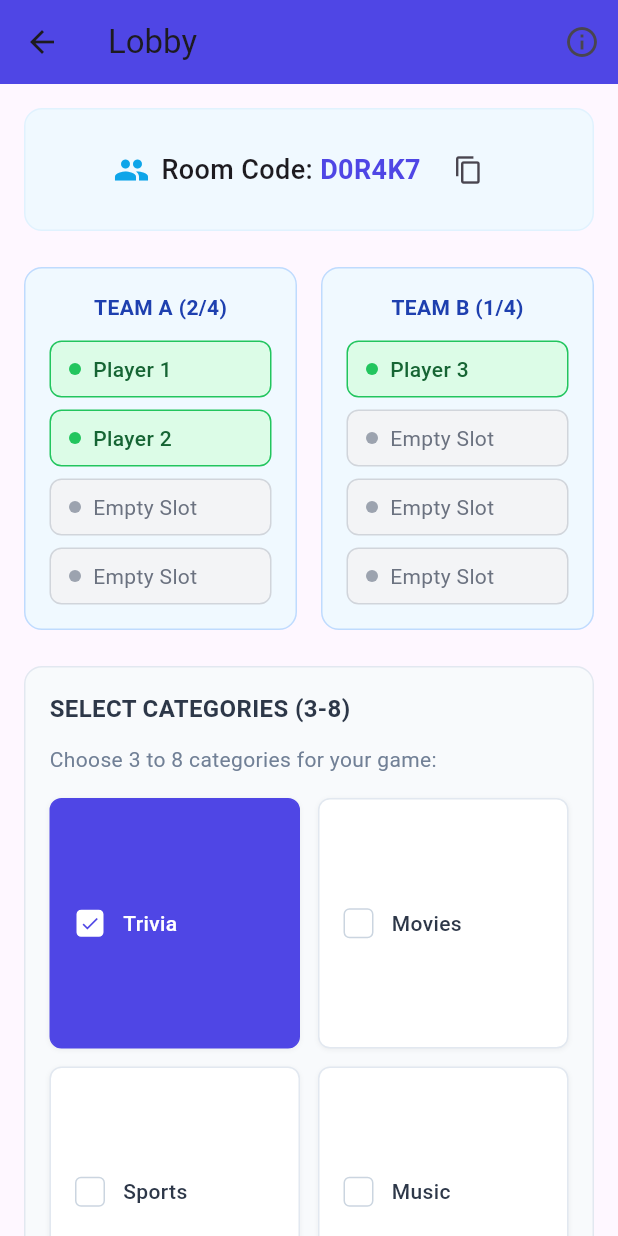
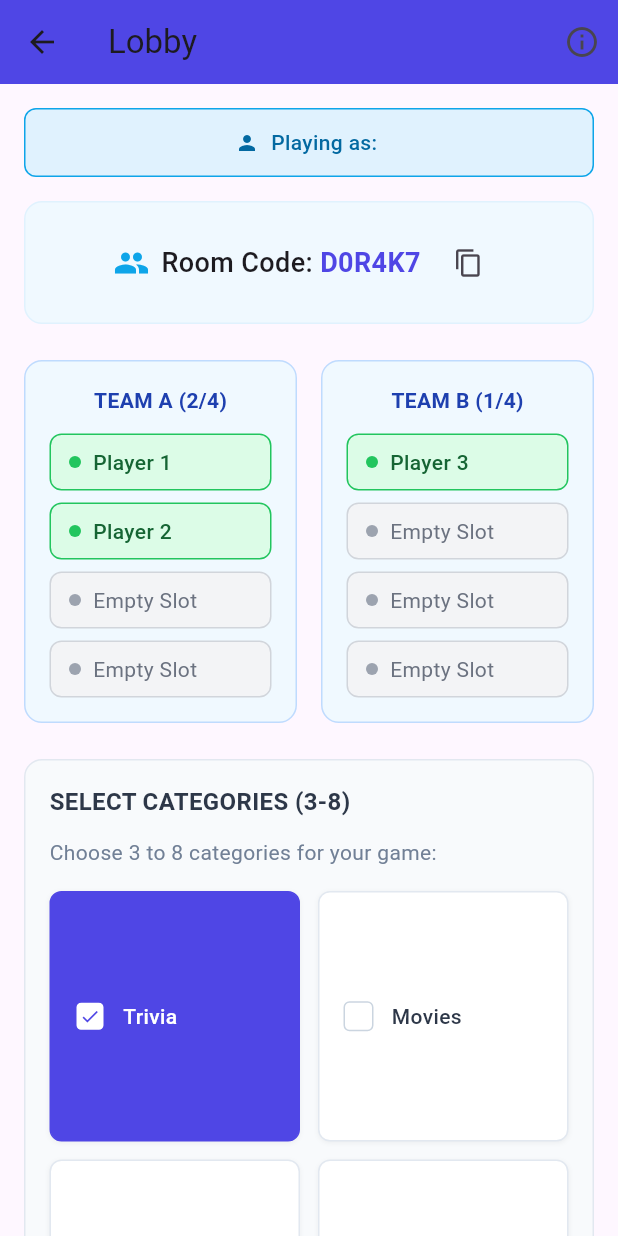
Before and after one commit to Eric-Chen-dev-Wisdom/DORAK, a Flutter app: the screen it shows after launch, after a tap on "PLAY AS GUEST", on a phone screen of 412 x 824 dp. Run offline on Flutter 3.47's test engine with Material 3 defaults, Android fonts, the light colour scheme and no system bars; our stand-ins replace shared_preferences.

Commit message:
Guest login + simple user profile mock

```diff
--- a/lib/main.dart
+++ b/lib/main.dart
@@ -1,8 +1,14 @@
 import 'package:flutter/material.dart';
 import 'screens/onboarding_screen.dart';
+import 'services/guest_service.dart';
 
 void main() {
-  runApp(const MyApp());
+  WidgetsFlutterBinding.ensureInitialized();
+
+  // Initialize guest service
+  GuestService.initialize().then((_) {
+    runApp(const MyApp());
+  });
 }
 
 class MyApp extends StatelessWidget {
--- a/lib/screens/lobby_screen.dart
+++ b/lib/screens/lobby_screen.dart
@@ -1,8 +1,30 @@
 import 'package:flutter/material.dart';
 import 'gameplay_screen.dart';
+import '../services/guest_service.dart';
 
-class LobbyScreen extends StatelessWidget {
+class LobbyScreen extends StatefulWidget {
   const LobbyScreen({super.key});
+
+  @override
+  State<LobbyScreen> createState() => _LobbyScreenState();
+}
+
+class _LobbyScreenState extends State<LobbyScreen> {
+  String guestName = 'Loading...';
+
+  @override
+  void initState() {
+    super.initState();
+    _loadGuestName();
+  }
+
+  Future<void> _loadGuestName() async {
+    final name = await GuestService.getGuestName();
+    setState(() {
+      guestName = name;
+    });
+  }
+
   Widget _buildPlayer(String name, bool isPresent) {
     return Container(
       padding: const EdgeInsets.symmetric(horizontal: 12, vertical: 8),
@@ -19,9 +41,7 @@ class LobbyScreen extends StatelessWidget {
             width: 8,
             height: 8,
             decoration: BoxDecoration(
-              color: isPresent
-                  ? const Color(0xFF22C55E)
-                  : const Color(0xFF9CA3AF),
+              color: isPresent ? const Color(0xFF22C55E) : const Color(0xFF9CA3AF),
               shape: BoxShape.circle,
             ),
           ),
@@ -30,9 +50,7 @@ class LobbyScreen extends StatelessWidget {
             child: Text(
               name,
               style: TextStyle(
-                color: isPresent
-                    ? const Color(0xFF166534)
-                    : const Color(0xFF6B7280),
+                color: isPresent ? const Color(0xFF166534) : const Color(0xFF6B7280),
                 fontWeight: isPresent ? FontWeight.w500 : FontWeight.normal,
               ),
             ),
@@ -53,9 +71,7 @@ class LobbyScreen extends StatelessWidget {
           color: isSelected ? const Color(0xFF4F46E5) : Colors.white,
           borderRadius: BorderRadius.circular(8),
           border: Border.all(
-            color: isSelected
-                ? const Color(0xFF4F46E5)
-                : const Color(0xFFE2E8F0),
+            color: isSelected ? const Color(0xFF4F46E5) : const Color(0xFFE2E8F0),
           ),
           boxShadow: [
             BoxShadow(
@@ -74,13 +90,15 @@ class LobbyScreen extends StatelessWidget {
                 color: isSelected ? Colors.white : Colors.transparent,
                 borderRadius: BorderRadius.circular(4),
                 border: Border.all(
-                  color: isSelected
-                      ? const Color(0xFF4F46E5)
-                      : const Color(0xFFCBD5E0),
+                  color: isSelected ? const Color(0xFF4F46E5) : const Color(0xFFCBD5E0),
                 ),
               ),
               child: isSelected
-                  ? const Icon(Icons.check, size: 14, color: Color(0xFF4F46E5))
+                  ? const Icon(
+                      Icons.check,
+                      size: 14,
+                      color: Color(0xFF4F46E5),
+                    )
                   : null,
             ),
             const SizedBox(width: 12),
@@ -116,7 +134,33 @@ class LobbyScreen extends StatelessWidget {
         padding: const EdgeInsets.all(16.0),
         child: Column(
           children: [
-            // ROOM CODE SECTION (your existing code)
+            // GUEST INFO BANNER
+            if (GuestService.isGuest())
+              Container(
+                padding: const EdgeInsets.all(12),
+                margin: const EdgeInsets.only(bottom: 16),
+                decoration: BoxDecoration(
+                  color: const Color(0xFFE0F2FE),
+                  borderRadius: BorderRadius.circular(8),
+                  border: Border.all(color: const Color(0xFF0EA5E9)),
+                ),
+                child: Row(
+                  mainAxisAlignment: MainAxisAlignment.center,
+                  children: [
+                    const Icon(Icons.person, size: 16, color: Color(0xFF0369A1)),
+                    const SizedBox(width: 8),
+                    Text(
+                      'Playing as: $guestName', // Now uses the loaded name
+                      style: const TextStyle(
+                        color: Color(0xFF0369A1),
+                        fontWeight: FontWeight.w500,
+                      ),
+                    ),
+                  ],
+                ),
+              ),
+
+            // ROOM CODE SECTION
             Container(
               padding: const EdgeInsets.all(16),
               decoration: BoxDecoration(
@@ -131,7 +175,10 @@ class LobbyScreen extends StatelessWidget {
                   const SizedBox(width: 8),
                   const Text(
                     'Room Code: ',
-                    style: TextStyle(fontSize: 18, fontWeight: FontWeight.w500),
+                    style: TextStyle(
+                      fontSize: 18,
+                      fontWeight: FontWeight.w500,
+                    ),
                   ),
                   Text(
                     'D0R4K7',
@@ -153,9 +200,11 @@ class LobbyScreen extends StatelessWidget {
             ),
             const SizedBox(height: 24),
 
-            // TEAMS SECTION (your existing code)
+            // Rest of your existing lobby code continues here...
+            // TEAMS SECTION
             Row(
               children: [
+                // TEAM A
                 Expanded(
                   child: Container(
                     padding: const EdgeInsets.all(16),
@@ -186,6 +235,8 @@ class LobbyScreen extends StatelessWidget {
                   ),
                 ),
                 const SizedBox(width: 16),
+
+                // TEAM B
                 Expanded(
                   child: Container(
                     padding: const EdgeInsets.all(16),
@@ -219,7 +270,7 @@ class LobbyScreen extends StatelessWidget {
             ),
             const SizedBox(height: 24),
 
-            // CATEGORY SELECTION SECTION (your existing code)
+            // CATEGORY SELECTION SECTION
             Container(
               width: double.infinity,
               padding: const EdgeInsets.all(16),
@@ -242,9 +293,13 @@ class LobbyScreen extends StatelessWidget {
                   const SizedBox(height: 12),
                   const Text(
                     'Choose 3 to 8 categories for your game:',
-                    style: TextStyle(color: Color(0xFF718096)),
+                    style: TextStyle(
+                      color: Color(0xFF718096),
+                    ),
                   ),
                   const SizedBox(height: 16),
+
+                  // CATEGORY GRID
                   GridView.count(
                     crossAxisCount: 2,
                     shrinkWrap: true,
@@ -266,7 +321,8 @@ class LobbyScreen extends StatelessWidget {
               ),
             ),
             const SizedBox(height: 24),
-                         // TEST BUTTONS (Remove these later)
+
+            // TEST BUTTONS (Remove these later)
             const SizedBox(height: 16),
             const Text(
               'Test Screens:',
@@ -314,6 +370,7 @@ class LobbyScreen extends StatelessWidget {
               ],
             ),
             const SizedBox(height: 16),
+
             // START GAME BUTTON
             SizedBox(
               width: double.infinity,
@@ -324,7 +381,7 @@ class LobbyScreen extends StatelessWidget {
                     context,
                     MaterialPageRoute(
                       builder: (context) => const GameplayScreen(
-                        challengeType: 'trivia', // We'll randomize this later
+                        challengeType: 'trivia',
                         category: 'Trivia',
                       ),
                     ),
@@ -339,7 +396,10 @@ class LobbyScreen extends StatelessWidget {
                 ),
                 child: const Text(
                   'START GAME',
-                  style: TextStyle(fontSize: 18, fontWeight: FontWeight.bold),
+                  style: TextStyle(
+                    fontSize: 18,
+                    fontWeight: FontWeight.bold,
+                  ),
                 ),
               ),
             ),
--- a/lib/screens/onboarding_screen.dart
+++ b/lib/screens/onboarding_screen.dart
@@ -1,5 +1,6 @@
 import 'package:flutter/material.dart';
 import 'lobby_screen.dart';
+import '../services/guest_service.dart';
 
 class OnboardingScreen extends StatelessWidget {
   const OnboardingScreen({super.key});
@@ -65,14 +66,16 @@ class OnboardingScreen extends StatelessWidget {
                     width: 350,
                     height: 56,
                     child: ElevatedButton(
-                      onPressed: () {
-                        Navigator.push(
-                          context,
-                          MaterialPageRoute(
-                            builder: (context) => const LobbyScreen(),
-                          ),
-                        );
-                      },
+                      onPressed: () async {
+  // Create guest session
+  final guestUser = await GuestService.getGuestUser();
+  print('Guest created: ${guestUser['name']} (${guestUser['id']})');
+
+  Navigator.push(
+    context,
+    MaterialPageRoute(builder: (context) => const LobbyScreen()),
+  );
+},
                       style: ElevatedButton.styleFrom(
                         backgroundColor: const Color(0xFF4F46E5),
                         foregroundColor: Colors.white,
--- /dev/null
+++ b/lib/services/guest_service.dart
@@ -0,0 +1,69 @@
+import 'package:shared_preferences/shared_preferences.dart';
+
+class GuestService {
+  static String? _guestId;
+  static String? _guestName;
+  static const String _guestIdKey = 'guest_id';
+  static const String _guestNameKey = 'guest_name';
+
+  // Initialize guest data from local storage
+  static Future<void> initialize() async {
+    final prefs = await SharedPreferences.getInstance();
+    _guestId = prefs.getString(_guestIdKey);
+    _guestName = prefs.getString(_guestNameKey);
+  }
+
+  // Generate or retrieve guest ID
+  static Future<String> getGuestId() async {
+    if (_guestId == null) {
+      await initialize();
+      if (_guestId == null) {
+        _guestId = 'guest_${DateTime.now().millisecondsSinceEpoch}';
+        // Save to local storage
+        final prefs = await SharedPreferences.getInstance();
+        await prefs.setString(_guestIdKey, _guestId!);
+      }
+    }
+    return _guestId!;
+  }
+
+  // Generate or retrieve guest name
+  static Future<String> getGuestName() async {
+    if (_guestName == null) {
+      await initialize();
+      if (_guestName == null) {
+        // Use different calculation for name vs ID
+        final randomSuffix = DateTime.now().microsecondsSinceEpoch % 10000;
+        _guestName = 'Guest$randomSuffix';
+        // Save to local storage
+        final prefs = await SharedPreferences.getInstance();
+        await prefs.setString(_guestNameKey, _guestName!);
+      }
+    }
+    return _guestName!;
+  }
+
+  // Check if user is guest
+  static bool isGuest() {
+    return _guestId != null;
+  }
+
+  // Get guest user data
+  static Future<Map<String, dynamic>> getGuestUser() async {
+    return {
+      'id': await getGuestId(),
+      'name': await getGuestName(),
+      'isGuest': true,
+      'joinedAt': DateTime.now().toIso8601String(),
+    };
+  }
+
+  // Clear guest session (for logout)
+  static Future<void> clearGuestSession() async {
+    _guestId = null;
+    _guestName = null;
+    final prefs = await SharedPreferences.getInstance();
+    await prefs.remove(_guestIdKey);
+    await prefs.remove(_guestNameKey);
+  }
+}
```
